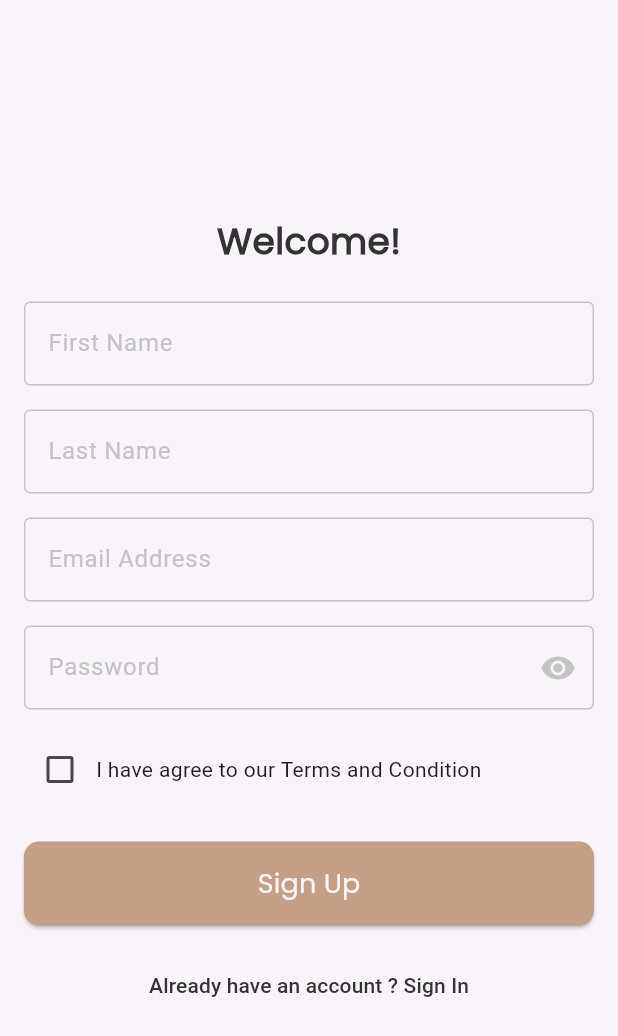
After one commit to mohammadIbrahim97/mohammadIbrahim97-MobileSystemsProjekt-In-Flutter, a Flutter app: the screen it shows after launch, after a tap on "Skip", on a phone screen of 412 x 824 dp. The commit adds this screen. Shown: the top 1036 px of the screen. Run offline on Flutter 3.47's test engine with Material 3 defaults, Android fonts, the phone set to English and light mode, and no system bars; our stand-ins replace go_router, smooth_page_indicator.

Commit message:
Skip button works and there is SignUp page..

```diff
--- a/flutter_application_1/lib/core/utils/app_strings.dart
+++ b/flutter_application_1/lib/core/utils/app_strings.dart
@@ -12,7 +12,7 @@ abstract class AppStrings {
 
       welcome = "Welcome!",
       welcomeBack = "Welcome Back!",
-      fristName = "First Name",
+      firstName = "First Name",
       lastName = "Last Name",
       emailAddress = "Email Address",
       password = "Password",
--- a/flutter_application_1/lib/features/on_boarding/presentation/views/widgets/custom_nav_bar.dart
+++ b/flutter_application_1/lib/features/on_boarding/presentation/views/widgets/custom_nav_bar.dart
@@ -1,6 +1,7 @@
 import 'package:flutter/material.dart';
 import 'package:flutter_application_1/core/utils/app_strings.dart';
 import 'package:flutter_application_1/core/utils/app_text_styles.dart';
+import 'package:flutter_application_1/features/signUp/presentation/views/sign_up_view.dart';
 
 class CustomNavBar extends StatelessWidget {
   const CustomNavBar({
@@ -11,9 +12,19 @@ class CustomNavBar extends StatelessWidget {
   Widget build(BuildContext context) {
     return Align(
       alignment: Alignment.centerRight,
-      child: Text(AppStrings.skip,
-        style: CustomTextStyles.poppins300style16.copyWith(
-          fontWeight: FontWeight.w400),
+      child: TextButton(
+        onPressed: () {
+          Navigator.push(
+            context,
+            MaterialPageRoute(builder: (context) => const SignUpView()),
+          );
+        },
+        child: Text(
+          AppStrings.skip,
+          style: CustomTextStyles.poppins300style16.copyWith(
+            fontWeight: FontWeight.w400,
+          ),
+        ),
       ),
     );
   }
--- /dev/null
+++ b/flutter_application_1/lib/features/signUp/presentation/views/sign_up_view.dart
@@ -0,0 +1,78 @@
+
+import 'package:flutter/material.dart';
+import 'package:flutter_application_1/core/utils/app_text_styles.dart';
+import 'package:flutter_application_1/core/utils/app_colors.dart';
+import 'package:flutter_application_1/features/signUp/presentation/views/widgets/sign_up_form_field.dart';
+import '../../../../core/utils/app_strings.dart';
+import '../../../../core/widgets/custom_button.dart';
+import './widgets/terms_check_box.dart';
+
+
+class SignUpView extends StatelessWidget {
+  const SignUpView({super.key});
+
+  @override
+  Widget build(BuildContext context) {
+    return Scaffold(
+      body: Padding(
+        padding: const EdgeInsets.all(16.0),
+        child: Column(
+          mainAxisAlignment: MainAxisAlignment.center,
+          crossAxisAlignment: CrossAxisAlignment.start,
+          children: [
+            Center(
+            child: Text(
+              AppStrings.welcome, // Using custom string
+                style: CustomTextStyles.poppins500style24.copyWith(fontWeight: FontWeight.bold) // Using custom style
+              ),
+            ),
+            const SizedBox(height: 24.0),
+
+            // First Name Input Field
+            const WelcomeFormField(label: AppStrings.firstName),
+            const SizedBox(height: 16.0),
+
+            // Last Name Input Field
+            const WelcomeFormField(label: AppStrings.lastName),
+            const SizedBox(height: 16.0),
+
+            // Email Input Field
+            const WelcomeFormField(label: AppStrings.emailAddress),
+            const SizedBox(height: 16.0),
+
+            // Password Input Field with obscuring
+            const WelcomeFormField(
+              label: AppStrings.password,
+              isPassword: true,
+            ),
+            const SizedBox(height: 16.0),
+
+            // Terms and Conditions Checkbox
+            const TermsCheckbox(),
+            const SizedBox(height: 24.0),
+
+            CustomBtn(
+              text: AppStrings.signUp,
+              onPressed: () {
+                // Validate and submit form
+              },
+            ),
+
+            const SizedBox(height: 16.0),
+            Center(
+              child: TextButton(
+                onPressed: () {
+                  // Navigate to Sign In page
+                },
+                child: Text(
+                    "${AppStrings.alreadyHaveAnAccount} ${AppStrings.signIn}",
+                    style:TextStyle(color: AppColors.black),
+                ),
+              ),
+            ),
+          ],
+        ),
+      ),
+    );
+  }
+}
--- /dev/null
+++ b/flutter_application_1/lib/features/signUp/presentation/views/widgets/sign_up_form_field.dart
@@ -0,0 +1,32 @@
+import 'package:flutter/material.dart';
+
+import '../../../../../core/utils/app_colors.dart';
+
+class WelcomeFormField extends StatelessWidget {
+  final String label; // Label for the input field
+  final bool isPassword; // Whether the field is for password input
+
+  const WelcomeFormField({
+    super.key,
+    required this.label,
+    this.isPassword = false,
+  });
+
+  @override
+  Widget build(BuildContext context) {
+    return TextFormField(
+      obscureText: isPassword, // Hides text if it's a password field
+      decoration: InputDecoration(
+        labelText: label,
+        labelStyle: TextStyle(color: AppColors.grey), // Label color when not focused
+        enabledBorder: OutlineInputBorder(
+          borderSide: BorderSide(color: AppColors.grey),
+        ),
+        focusedBorder: OutlineInputBorder(
+          borderSide: BorderSide(color: AppColors.grey),
+        ),
+        suffixIcon: isPassword ? Icon(Icons.visibility, color: AppColors.grey) : null, // Adds icon if password field
+      ),
+    );
+  }
+}
--- /dev/null
+++ b/flutter_application_1/lib/features/signUp/presentation/views/widgets/terms_check_box.dart
@@ -0,0 +1,35 @@
+// lib/features/welcome/presentation/widgets/terms_checkbox.dart
+
+import 'package:flutter/material.dart';
+
+import '../../../../../core/utils/app_strings.dart';
+
+class TermsCheckbox extends StatefulWidget {
+  const TermsCheckbox({super.key});
+
+  @override
+  _TermsCheckboxState createState() => _TermsCheckboxState();
+}
+
+class _TermsCheckboxState extends State<TermsCheckbox> {
+  bool isChecked = false;
+
+  @override
+  Widget build(BuildContext context) {
+    return Row(
+      children: [
+        Checkbox(
+          value: isChecked,
+          onChanged: (bool? newValue) {
+            setState(() {
+              isChecked = newValue ?? false;
+            });
+          },
+        ),
+        const Expanded(
+          child: Text(AppStrings.iHaveAgreeToOurTermsAndCondition),
+        ),
+      ],
+    );
+  }
+}
```
